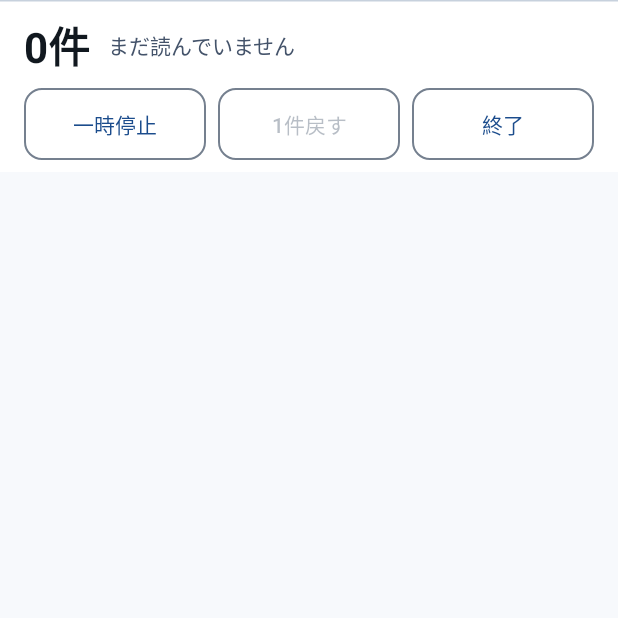
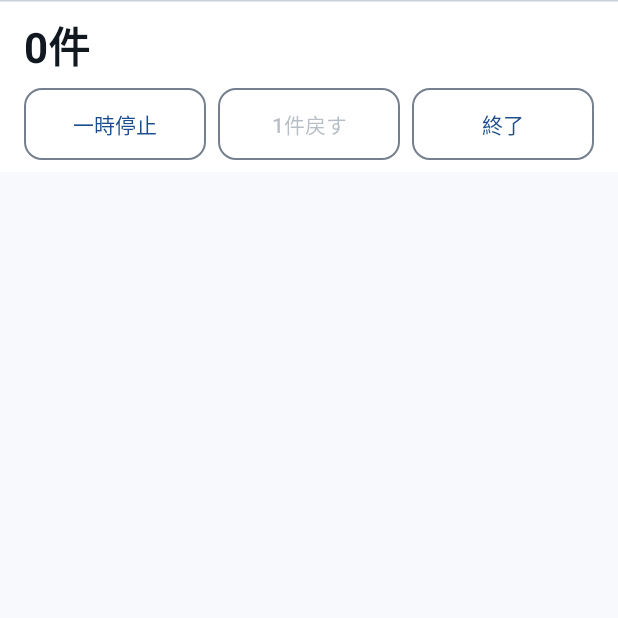
Before and after one commit to TaigaShinohara/qr-ikkiyomi, an Android app built with Jetpack Compose: the composable SessionCounter called with empty values, on a phone screen of 412 x 824 dp, the top half of it. Run offline under Robolectric (Android 15) with nearby library versions, the phone set to English and light mode, and no system bars; libraries missing offline, so code that uses them is left out: androidx.camera.camera2, androidx.camera.core, androidx.camera.lifecycle, androidx.camera.view, com.google.mlkit.vision; 7 statements that could not run were skipped.

Commit message:
v0.5.1: minimal第3回見直し（Phase 2 まわりの重複表示を削減）
- SessionCounter: 直近表示と一時停止中チップを削除（正本は直下リスト先頭行と再開ボタンラベル）
- 重複バナーを圧縮（このコードは を除去）
- 台帳一覧・詳細: 既定名の台帳では開始日時の再表示を止める（hasDefaultName を追加、テスト1件）
- 設定: 重複警告トグルの説明文を削除（ラベルが事実の全部）
- 記録: MINIMAL_REVIEW §11（棚卸し113項目、ノイズ率 約4.4%→0%）、UI_CATALOG 追いつき
- テスト全92件合格、golden 全10枚ピクセル差分0（再記録3枚を目視確認）

```diff
--- a/app/build.gradle.kts
+++ b/app/build.gradle.kts
@@ -15,8 +15,8 @@ android {
         applicationId = "app.qrikkiyomi"
         minSdk = 26
         targetSdk = 36
-        versionCode = 13
-        versionName = "0.5.0"
+        versionCode = 14
+        versionName = "0.5.1"
     }
 
     // Signing (2026-11-15): the key lives in the project's persistent
--- a/app/src/main/java/app/qrikkiyomi/ui/ScanScreen.kt
+++ b/app/src/main/java/app/qrikkiyomi/ui/ScanScreen.kt
@@ -1786,8 +1786,10 @@ private fun DetectionPin(
 /**
  * Catalog: SessionCounter — the continuous mode's home base, fixed
  * under the toolbar (UI_CATALOG: 表示位置は下部固定）. The count is
- * the hero; below it, the most recent read, so the operator can work
- * eyes-up and only glance to confirm. The duplicate warning appears
+ * the hero, so the operator can work eyes-up and only glance to
+ * confirm (the most recent read itself is the ledger list's top row,
+ * directly below — v0.5.1 MINIMAL round 3 removed the counter's own
+ * copy of it). The duplicate warning appears
  * only when the last read was one (§2.3) — quiet normally, loud only
  * then (ART_DIRECTION §2). The three desk actions are all secondary
  * buttons: while the mode runs, the recommended action is "keep
@@ -1803,7 +1805,6 @@ private fun SessionCounter(
     onEnd: () -> Unit,
 ) {
     val count = session?.entries?.size ?: 0
-    val last = session?.entries?.lastOrNull()
     Surface(color = MaterialTheme.colorScheme.surface) {
         Column(modifier = Modifier.fillMaxWidth()) {
             androidx.compose.material3.HorizontalDivider(
@@ -1813,7 +1814,15 @@ private fun SessionCounter(
                 modifier = Modifier.fillMaxWidth()
                     .padding(horizontal = 16.dp, vertical = 8.dp),
             ) {
-                Row(verticalAlignment = Alignment.CenterVertically) {
+                // v0.5.1 (MINIMAL round 3, N3-1/N3-2): the count stands
+                // alone here. The "直近: …" line repeated the ledger
+                // list's top row (which carries the same summary plus
+                // kind, time and the duplicate marker), and the
+                // 一時停止中 chip repeated the pause button's own label
+                // (再開する while paused). Both were same-screen
+                // re-displays; the list top row and the button are the
+                // canonical homes. The paused state stays announced
+                // through the button label.
                 Text(
                     "${count}件",
                     style = MaterialTheme.typography.headlineMedium,
@@ -1823,26 +1832,9 @@ private fun SessionCounter(
                         contentDescription = "台帳の件数 ${count}件"
                     },
                 )
-                    if (paused) {
-                        Spacer(Modifier.width(10.dp))
-                        MiniChip("一時停止中")
-                    }
-                    Spacer(Modifier.width(12.dp))
-                    Text(
-                        if (last == null) {
-                            "まだ読んでいません"
-                        } else {
-                            "直近: " + CodeClassifier.summary(last.rawValue, last.kind)
-                        },
-                        style = MaterialTheme.typography.bodyMedium,
-                        color = MaterialTheme.colorScheme.onSurfaceVariant,
-                        maxLines = 1,
-                        modifier = Modifier.weight(1f),
-                    )
-                }
                 if (duplicateWarning) {
                     Spacer(Modifier.height(6.dp))
-                    WarningBanner("重複しています — このコードはこの台帳で読み済みです")
+                    WarningBanner("重複しています — この台帳で読み済みです")
                 }
                 Spacer(Modifier.height(8.dp))
                 Row(horizontalArrangement = Arrangement.spacedBy(8.dp)) {
```
Also changed, not shown: app/src/main/java/app/qrikkiyomi/core/Ledger.kt (+9 -0 lines), app/src/main/java/app/qrikkiyomi/ui/LedgerViews.kt (+22 -4 lines), app/src/main/java/app/qrikkiyomi/ui/SettingsScreen.kt (+5 -7 lines), 7 other files. Lines whose indentation alone changed are shown as unchanged.
